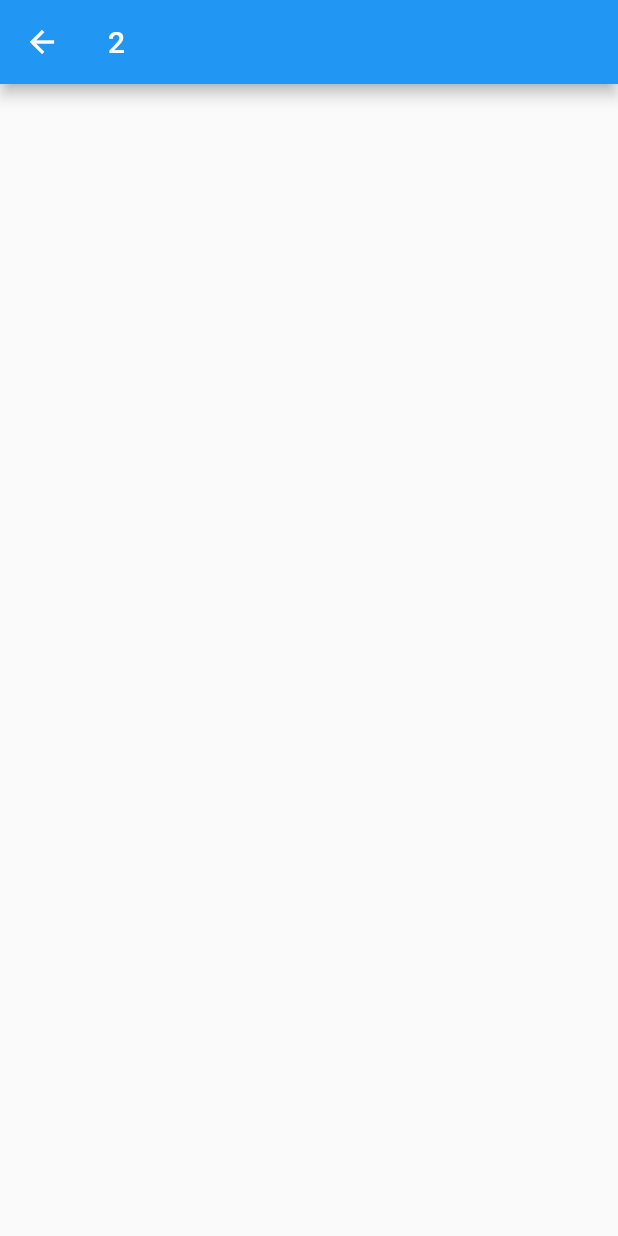
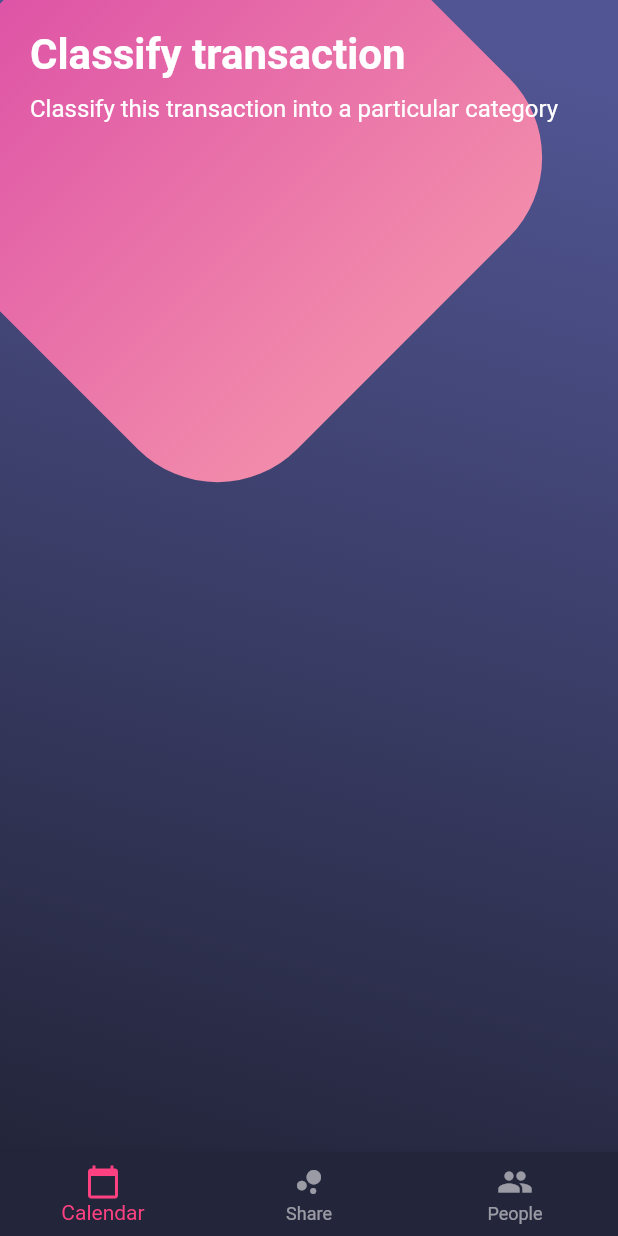
Before and after one commit to gian-pc/flutter_ui, a Flutter app: the UI2Page screen opened by its route, on a phone screen of 412 x 824 dp. Run offline on Flutter 3.47's test engine with Material 2 defaults, Android fonts, the phone set to English and light mode, and no system bars; network calls fail.

Commit message:
UI Background + Classify

```diff
--- a/lib/pages/ui_2_page.dart
+++ b/lib/pages/ui_2_page.dart
@@ -1,15 +1,101 @@
+import 'dart:math';
+
+import 'package:flutter/cupertino.dart';
 import 'package:flutter/material.dart';
 
 class UI2Page extends StatelessWidget {
-
-
   @override
   Widget build(BuildContext context) {
     return Scaffold(
-      appBar: AppBar(
-        title: Text("2"),
+      body: Stack(
+        children: [
+          buildBackground(),
+          buildTitle(),
+        ],
       ),
-      body: Center(),
+      bottomNavigationBar: BottomNavigationBar(
+        backgroundColor: Color(0xff23253A),
+        selectedItemColor: Color(0xffFF4181),
+        unselectedItemColor: Colors.white54,
+        items: [
+          BottomNavigationBarItem(
+              icon: Icon(Icons.calendar_today), label: "Calendar"),
+          BottomNavigationBarItem(
+              icon: Icon(Icons.bubble_chart), label: "Share"),
+          BottomNavigationBarItem(icon: Icon(Icons.people), label: "People"),
+        ],
+      ),
+    );
+  }
+
+  Widget buildTitle() {
+    return SafeArea(
+
+      child: Padding(
+        padding: EdgeInsets.all(20),
+        child: Column(
+          crossAxisAlignment: CrossAxisAlignment.start,
+              children: [
+                Text(
+                  "Classify transaction",
+                  style: TextStyle(
+                    fontSize: 28,
+                    color: Colors.white,
+                    fontWeight: FontWeight.bold,
+                  ),
+                ),
+                SizedBox(height: 10,),
+                Text(
+                  "Classify this transaction into a particular category",
+                  style: TextStyle(
+                    fontSize: 16,
+                    color: Colors.white,
+                    fontWeight: FontWeight.normal,
+                  ),
+                ),
+              ],
+            ),
+      ),
+    );
+  }
+
+  Stack buildBackground() {
+    return Stack(
+      children: [
+        Container(
+          width: double.infinity,
+          height: double.infinity,
+          decoration: BoxDecoration(
+            gradient: LinearGradient(
+              begin: Alignment.topCenter,
+              end: Alignment.bottomLeft,
+              colors: [
+                Color(0xff515593),
+                Color(0xff23253A),
+              ],
+            ),
+          ),
+        ),
+        Positioned(
+          top: -70,
+          left: -30,
+          child: Transform.rotate(
+            angle: -pi / 4,
+            child: Container(
+              height: 350,
+              width: 350,
+              decoration: BoxDecoration(
+                borderRadius: BorderRadius.circular(75.0),
+                gradient: LinearGradient(
+                  begin: Alignment.topCenter,
+                  end: Alignment.bottomCenter,
+                  colors: [Color(0xffDE54A6), Color(0xffF28CAB)],
+                ),
+              ),
+            ),
+          ),
+        ),
+      ],
     );
   }
 }
```
